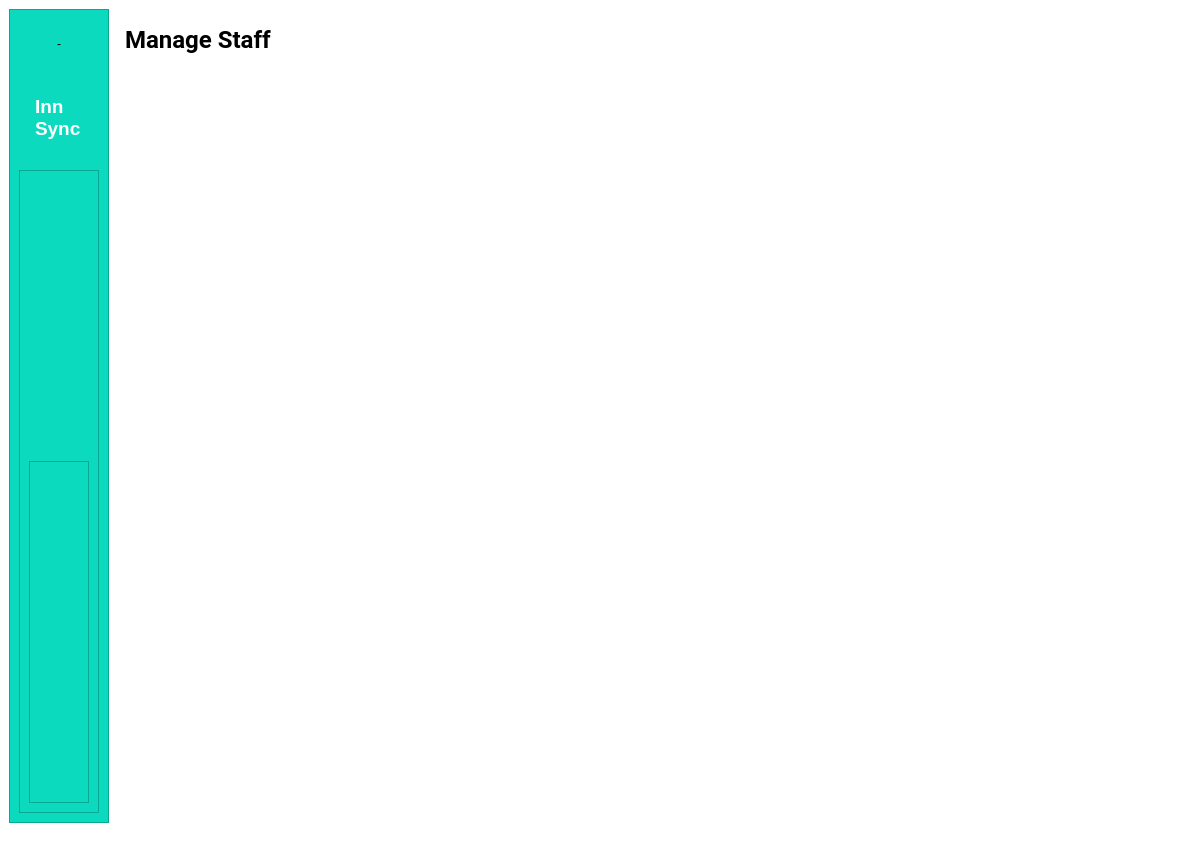
Before: the Qt Designer form landing_page.ui in AmnaSalman23/Hotel-Management-System, drawn with Qt 5.
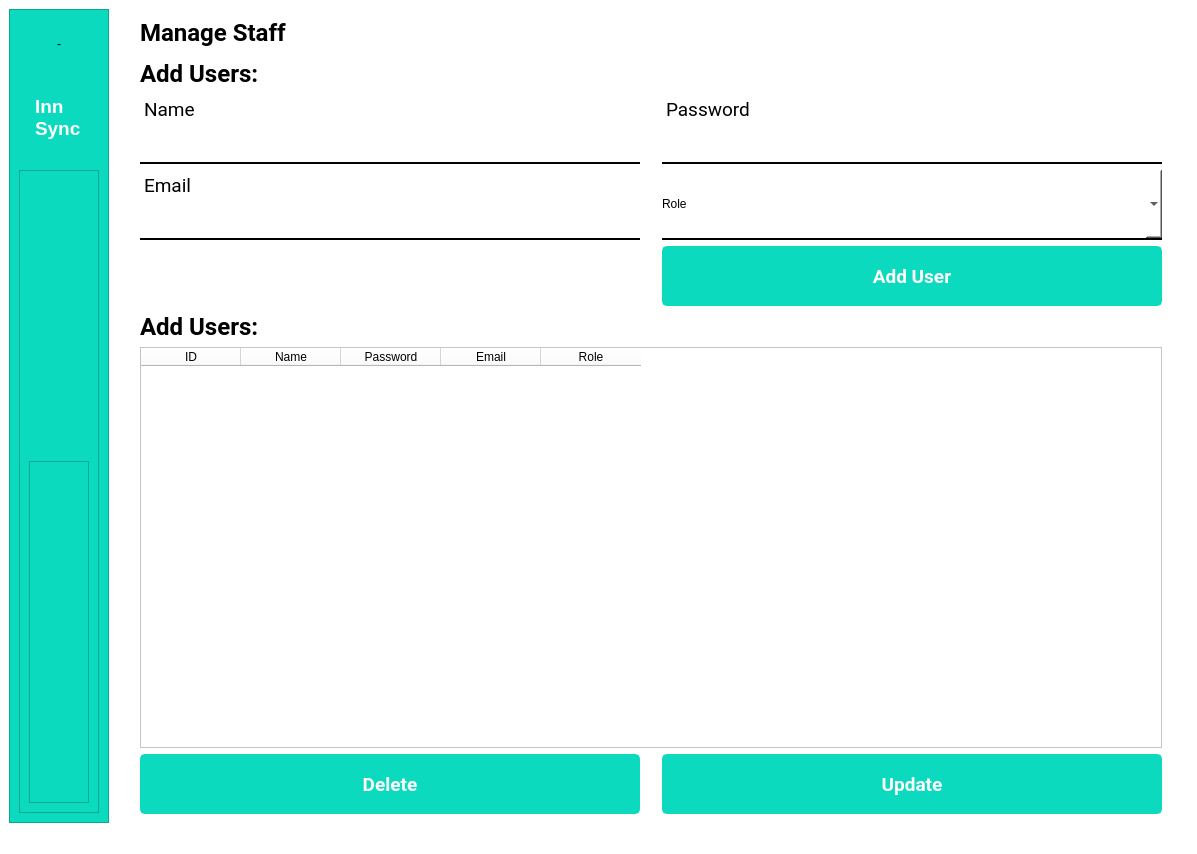
After: the same form once the commit is applied. Icons and pictures are not drawn.

Commit message: Manage Staff Page added

Diff of the .ui file:
```diff
--- a/landing_page.ui
+++ b/landing_page.ui
@@ -385,8 +385,11 @@
       </layout>
      </widget>
     </item>
-    <item row="0" column="1">
+    <item row="0" column="1" colspan="2">
      <widget class="QStackedWidget" name="stackedWidget">
+      <property name="styleSheet">
+       <string notr="true"/>
+      </property>
       <property name="currentIndex">
        <number>1</number>
       </property>
@@ -1025,57 +1028,369 @@
        </layout>
       </widget>
       <widget class="QWidget" name="createUserPage">
-       <widget class="QLabel" name="label_6">
-        <property name="geometry">
-         <rect>
-          <x>11</x>
-          <y>11</y>
-          <width>150</width>
-          <height>28</height>
-         </rect>
-        </property>
-        <property name="font">
-         <font>
-          <pointsize>14</pointsize>
-          <weight>75</weight>
-          <bold>true</bold>
-         </font>
-        </property>
-        <property name="styleSheet">
-         <string notr="true">text-align:center;
-color:white;</string>
-        </property>
-        <property name="text">
-         <string>Modify Users</string>
-        </property>
-       </widget>
-       <widget class="QLabel" name="label_5">
-        <property name="geometry">
-         <rect>
-          <x>10</x>
-          <y>0</y>
-          <width>1046</width>
-          <height>60</height>
-         </rect>
-        </property>
-        <property name="maximumSize">
-         <size>
-          <width>16777215</width>
-          <height>60</height>
-         </size>
-        </property>
-        <property name="font">
-         <font>
-          <family>Roboto</family>
-          <pointsize>18</pointsize>
-          <weight>75</weight>
-          <bold>true</bold>
-         </font>
-        </property>
-        <property name="text">
-         <string>Manage Staff</string>
-        </property>
-       </widget>
+       <layout class="QGridLayout" name="gridLayout_12">
+        <item row="0" column="0">
+         <widget class="QLabel" name="label_5">
+          <property name="maximumSize">
+           <size>
+            <width>16777215</width>
+            <height>60</height>
+           </size>
+          </property>
+          <property name="font">
+           <font>
+            <family>Roboto</family>
+            <pointsize>18</pointsize>
+            <weight>75</weight>
+            <bold>true</bold>
+           </font>
+          </property>
+          <property name="text">
+           <string>Manage Staff</string>
+          </property>
+         </widget>
+        </item>
+        <item row="1" column="0">
+         <widget class="QFrame" name="frame_13">
+          <property name="frameShape">
+           <enum>QFrame::StyledPanel</enum>
+          </property>
+          <property name="frameShadow">
+           <enum>QFrame::Raised</enum>
+          </property>
+         </widget>
+        </item>
+        <item row="2" column="0">
+         <widget class="QLabel" name="label_7">
+          <property name="maximumSize">
+           <size>
+            <width>16777215</width>
+            <height>60</height>
+           </size>
+          </property>
+          <property name="font">
+           <font>
+            <family>Roboto</family>
+            <pointsize>18</pointsize>
+            <weight>75</weight>
+            <bold>true</bold>
+           </font>
+          </property>
+          <property name="text">
+           <string>Add Users:</string>
+          </property>
+         </widget>
+        </item>
+        <item row="3" column="0">
+         <widget class="QTextEdit" name="textEdit">
+          <property name="maximumSize">
+           <size>
+            <width>500</width>
+            <height>70</height>
+           </size>
+          </property>
+          <property name="font">
+           <font>
+            <family>Roboto</family>
+            <pointsize>14</pointsize>
+           </font>
+          </property>
+          <property name="styleSheet">
+           <string notr="true">border:none;
+border-bottom:2px solid black;</string>
+          </property>
+          <property name="lineWidth">
+           <number>7</number>
+          </property>
+          <property name="html">
+           <string>&lt;!DOCTYPE HTML PUBLIC &quot;-//W3C//DTD HTML 4.0//EN&quot; &quot;http://www.w3.org/TR/REC-html40/strict.dtd&quot;&gt;
+&lt;html&gt;&lt;head&gt;&lt;meta name=&quot;qrichtext&quot; content=&quot;1&quot; /&gt;&lt;style type=&quot;text/css&quot;&gt;
+p, li { white-space: pre-wrap; }
+&lt;/style&gt;&lt;/head&gt;&lt;body style=&quot; font-family:'Roboto'; font-size:14pt; font-weight:400; font-style:normal;&quot;&gt;
+&lt;p style=&quot; margin-top:0px; margin-bottom:0px; margin-left:0px; margin-right:0px; -qt-block-indent:0; text-indent:0px;&quot;&gt;Name&lt;/p&gt;&lt;/body&gt;&lt;/html&gt;</string>
+          </property>
+         </widget>
+        </item>
+        <item row="3" column="1">
+         <widget class="QTextEdit" name="textEdit_2">
+          <property name="maximumSize">
+           <size>
+            <width>500</width>
+            <height>70</height>
+           </size>
+          </property>
+          <property name="font">
+           <font>
+            <family>Roboto</family>
+            <pointsize>14</pointsize>
+           </font>
+          </property>
+          <property name="styleSheet">
+           <string notr="true">border:none;
+border-bottom:2px solid black;</string>
+          </property>
+          <property name="html">
+           <string>&lt;!DOCTYPE HTML PUBLIC &quot;-//W3C//DTD HTML 4.0//EN&quot; &quot;http://www.w3.org/TR/REC-html40/strict.dtd&quot;&gt;
+&lt;html&gt;&lt;head&gt;&lt;meta name=&quot;qrichtext&quot; content=&quot;1&quot; /&gt;&lt;style type=&quot;text/css&quot;&gt;
+p, li { white-space: pre-wrap; }
+&lt;/style&gt;&lt;/head&gt;&lt;body style=&quot; font-family:'Roboto'; font-size:14pt; font-weight:400; font-style:normal;&quot;&gt;
+&lt;p style=&quot; margin-top:0px; margin-bottom:0px; margin-left:0px; margin-right:0px; -qt-block-indent:0; text-indent:0px;&quot;&gt;Password&lt;/p&gt;&lt;/body&gt;&lt;/html&gt;</string>
+          </property>
+         </widget>
+        </item>
+        <item row="4" column="0">
+         <widget class="QTextEdit" name="textEdit_3">
+          <property name="maximumSize">
+           <size>
+            <width>500</width>
+            <height>70</height>
+           </size>
+          </property>
+          <property name="font">
+           <font>
+            <family>Roboto</family>
+            <pointsize>14</pointsize>
+           </font>
+          </property>
+          <property name="styleSheet">
+           <string notr="true">border:none;
+border-bottom:2px solid black;</string>
+          </property>
+          <property name="html">
+           <string>&lt;!DOCTYPE HTML PUBLIC &quot;-//W3C//DTD HTML 4.0//EN&quot; &quot;http://www.w3.org/TR/REC-html40/strict.dtd&quot;&gt;
+&lt;html&gt;&lt;head&gt;&lt;meta name=&quot;qrichtext&quot; content=&quot;1&quot; /&gt;&lt;style type=&quot;text/css&quot;&gt;
+p, li { white-space: pre-wrap; }
+&lt;/style&gt;&lt;/head&gt;&lt;body style=&quot; font-family:'Roboto'; font-size:14pt; font-weight:400; font-style:normal;&quot;&gt;
+&lt;p style=&quot; margin-top:0px; margin-bottom:0px; margin-left:0px; margin-right:0px; -qt-block-indent:0; text-indent:0px;&quot;&gt;Email&lt;/p&gt;&lt;/body&gt;&lt;/html&gt;</string>
+          </property>
+         </widget>
+        </item>
+        <item row="4" column="1">
+         <widget class="QComboBox" name="comboBox">
+          <property name="minimumSize">
+           <size>
+            <width>0</width>
+            <height>70</height>
+           </size>
+          </property>
+          <property name="styleSheet">
+           <string notr="true">border:none;
+border-bottom:2px solid black;</string>
+          </property>
+          <item>
+           <property name="text">
+            <string>Role</string>
+           </property>
+          </item>
+         </widget>
+        </item>
+        <item row="5" column="1">
+         <widget class="QPushButton" name="pushButton_2">
+          <property name="minimumSize">
+           <size>
+            <width>0</width>
+            <height>60</height>
+           </size>
+          </property>
+          <property name="font">
+           <font>
+            <family>Roboto</family>
+            <pointsize>14</pointsize>
+            <weight>75</weight>
+            <bold>true</bold>
+           </font>
+          </property>
+          <property name="styleSheet">
+           <string notr="true">/* Normal state styling */
+QPushButton#pushButton_2 {
+    color: white;
+    background: #0BDABF;
+    border: 2px solid #0BDABF;
+    border-radius: 5px;
+    padding: 5px 10px;
+}
+
+/* Hover state styling */
+QPushButton#pushButton_2:hover {
+    background: #08A79D; /* Change the color for hover effect */
+}
+
+/* Advanced styling */
+QPushButton#pushButton_2:pressed {
+    background: #067267; /* Change the color for pressed effect */
+    border: 2px solid #067267;
+}
+
+/* Add any other advanced styling here */
+
+</string>
+          </property>
+          <property name="text">
+           <string>Add User</string>
+          </property>
+         </widget>
+        </item>
+        <item row="6" column="0">
+         <widget class="QLabel" name="label_8">
+          <property name="maximumSize">
+           <size>
+            <width>16777215</width>
+            <height>60</height>
+           </size>
+          </property>
+          <property name="font">
+           <font>
+            <family>Roboto</family>
+            <pointsize>18</pointsize>
+            <weight>75</weight>
+            <bold>true</bold>
+           </font>
+          </property>
+          <property name="text">
+           <string>Add Users:</string>
+          </property>
+         </widget>
+        </item>
+        <item row="7" column="0" colspan="2">
+         <widget class="QTableWidget" name="tableWidget">
+          <property name="selectionBehavior">
+           <enum>QAbstractItemView::SelectRows</enum>
+          </property>
+          <attribute name="horizontalHeaderCascadingSectionResizes">
+           <bool>false</bool>
+          </attribute>
+          <attribute name="horizontalHeaderShowSortIndicator" stdset="0">
+           <bool>false</bool>
+          </attribute>
+          <attribute name="horizontalHeaderStretchLastSection">
+           <bool>false</bool>
+          </attribute>
+          <attribute name="verticalHeaderCascadingSectionResizes">
+           <bool>false</bool>
+          </attribute>
+          <attribute name="verticalHeaderShowSortIndicator" stdset="0">
+           <bool>false</bool>
+          </attribute>
+          <column>
+           <property name="text">
+            <string>ID</string>
+           </property>
+          </column>
+          <column>
+           <property name="text">
+            <string>Name</string>
+           </property>
+          </column>
+          <column>
+           <property name="text">
+            <string>Password</string>
+           </property>
+          </column>
+          <column>
+           <property name="text">
+            <string>Email</string>
+           </property>
+          </column>
+          <column>
+           <property name="text">
+            <string>Role</string>
+           </property>
+          </column>
+         </widget>
+        </item>
+        <item row="8" column="0">
+         <widget class="QPushButton" name="pushButton_3">
+          <property name="minimumSize">
+           <size>
+            <width>0</width>
+            <height>60</height>
+           </size>
+          </property>
+          <property name="font">
+           <font>
+            <family>Roboto</family>
+            <pointsize>14</pointsize>
+            <weight>75</weight>
+            <bold>true</bold>
+           </font>
+          </property>
+          <property name="styleSheet">
+           <string notr="true">/* Normal state styling */
+QPushButton#pushButton_3 {
+    color: white;
+    background: #0BDABF;
+    border: 2px solid #0BDABF;
+    border-radius: 5px;
+    padding: 5px 10px;
+}
+
+/* Hover state styling */
+QPushButton#pushButton_2:hover {
+    background: #08A79D; /* Change the color for hover effect */
+}
+
+/* Advanced styling */
+QPushButton#pushButton_2:pressed {
+    background: #067267; /* Change the color for pressed effect */
+    border: 2px solid #067267;
+}
+
+/* Add any other advanced styling here */
+
+</string>
+          </property>
+          <property name="text">
+           <string>Delete</string>
+          </property>
+         </widget>
+        </item>
+        <item row="8" column="1">
+         <widget class="QPushButton" name="pushButton_4">
+          <property name="minimumSize">
+           <size>
+            <width>0</width>
+            <height>60</height>
+           </size>
+          </property>
+          <property name="font">
+           <font>
+            <family>Roboto</family>
+            <pointsize>14</pointsize>
+            <weight>75</weight>
+            <bold>true</bold>
+           </font>
+          </property>
+          <property name="styleSheet">
+           <string notr="true">/* Normal state styling */
+QPushButton#pushButton_4 {
+    color: white;
+    background: #0BDABF;
+    border: 2px solid #0BDABF;
+    border-radius: 5px;
+    padding: 5px 10px;
+}
+
+/* Hover state styling */
+QPushButton#pushButton_2:hover {
+    background: #08A79D; /* Change the color for hover effect */
+}
+
+/* Advanced styling */
+QPushButton#pushButton_2:pressed {
+    background: #067267; /* Change the color for pressed effect */
+    border: 2px solid #067267;
+}
+
+/* Add any other advanced styling here */
+
+</string>
+          </property>
+          <property name="text">
+           <string>Update</string>
+          </property>
+         </widget>
+        </item>
+       </layout>
       </widget>
       <widget class="QWidget" name="page_2">
        <layout class="QGridLayout" name="gridLayout_24">
```
The commit also changes 1 other file.
